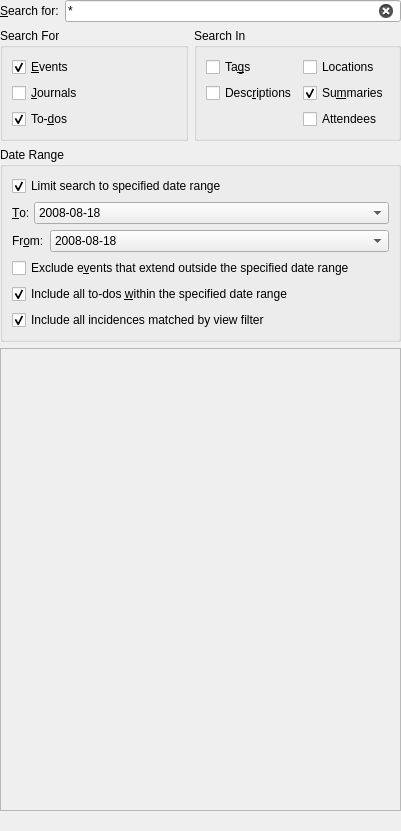
The window that src/ui/searchdialog_base.ui (KDE/korganizer) describes before a commit, drawn with Qt 5.
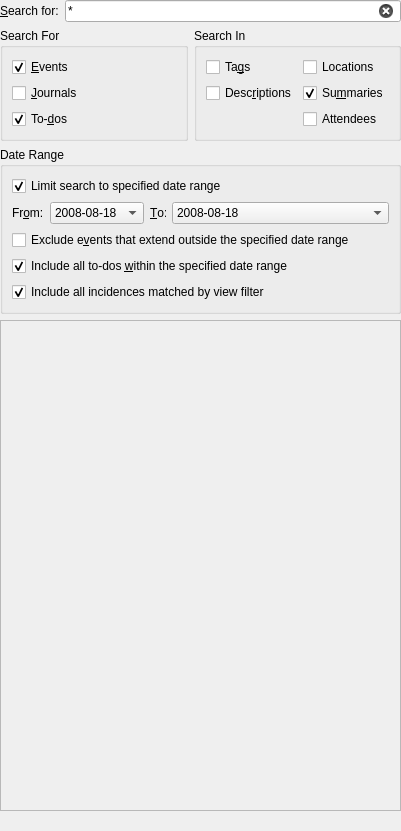
The same window after the commit. Custom widgets are drawn as their Qt base class.

Commit message:
searchdialog_base.ui - fix date-range layout
Fix the date-range layout which I broke in
f70c524086ea7697e3ba3fb0cecfb3a738858854

Patch:
```diff
--- a/src/ui/searchdialog_base.ui
+++ b/src/ui/searchdialog_base.ui
@@ -197,8 +197,8 @@
      <property name="title">
       <string>Date Range</string>
      </property>
-     <layout class="QVBoxLayout" name="verticalLayout_2">
-      <item>
+     <layout class="QFormLayout" name="formLayout">
+      <item row="0" column="0" colspan="2">
        <widget class="QCheckBox" name="dateRangeCheckbox">
         <property name="toolTip">
          <string>When checked, the search will be limited to the specified date range.</string>
@@ -214,45 +214,7 @@
         </property>
        </widget>
       </item>
-      <item>
-       <layout class="QHBoxLayout" name="horizontalLayout_3">
-        <item>
-         <widget class="QLabel" name="endDateLabel">
-          <property name="text">
-           <string>&amp;To:</string>
-          </property>
-          <property name="wordWrap">
-           <bool>false</bool>
-          </property>
-          <property name="buddy">
-           <cstring>endDate</cstring>
-          </property>
-         </widget>
-        </item>
-        <item>
-         <widget class="KDateComboBox" name="endDate">
-          <property name="sizePolicy">
-           <sizepolicy hsizetype="Preferred" vsizetype="Fixed">
-            <horstretch>1</horstretch>
-            <verstretch>0</verstretch>
-           </sizepolicy>
-          </property>
-          <property name="toolTip">
-           <string>The ending date of the period to search.</string>
-          </property>
-          <property name="whatsThis">
-           <string>Search for items in the time period ending at the date given here.</string>
-          </property>
-          <item>
-           <property name="text">
-            <string>2008-08-18</string>
-           </property>
-          </item>
-         </widget>
-        </item>
-       </layout>
-      </item>
-      <item>
+      <item row="1" column="0">
        <layout class="QHBoxLayout" name="horizontalLayout_2">
         <item>
          <widget class="QLabel" name="startDateLabel">
@@ -290,7 +252,45 @@
         </item>
        </layout>
       </item>
-      <item>
+      <item row="1" column="1">
+       <layout class="QHBoxLayout" name="horizontalLayout_3">
+        <item>
+         <widget class="QLabel" name="endDateLabel">
+          <property name="text">
+           <string>&amp;To:</string>
+          </property>
+          <property name="wordWrap">
+           <bool>false</bool>
+          </property>
+          <property name="buddy">
+           <cstring>endDate</cstring>
+          </property>
+         </widget>
+        </item>
+        <item>
+         <widget class="KDateComboBox" name="endDate">
+          <property name="sizePolicy">
+           <sizepolicy hsizetype="Preferred" vsizetype="Fixed">
+            <horstretch>1</horstretch>
+            <verstretch>0</verstretch>
+           </sizepolicy>
+          </property>
+          <property name="toolTip">
+           <string>The ending date of the period to search.</string>
+          </property>
+          <property name="whatsThis">
+           <string>Search for items in the time period ending at the date given here.</string>
+          </property>
+          <item>
+           <property name="text">
+            <string>2008-08-18</string>
+           </property>
+          </item>
+         </widget>
+        </item>
+       </layout>
+      </item>
+      <item row="2" column="0" colspan="2">
        <widget class="QCheckBox" name="inclusiveCheck">
         <property name="toolTip">
          <string>Display events only if their start date and end date are both in the date range specified.</string>
@@ -303,7 +303,7 @@
         </property>
        </widget>
       </item>
-      <item>
+      <item row="3" column="0" colspan="2">
        <widget class="QCheckBox" name="includeUndatedTodos">
         <property name="toolTip">
          <string>Include to-dos that have a start date, due date,  or completion date in the date range specified, or have neither a start date nor an end date.</string>
@@ -319,7 +319,7 @@
         </property>
        </widget>
       </item>
-      <item>
+      <item row="4" column="0" colspan="2">
        <widget class="QCheckBox" name="unfiltered">
         <property name="toolTip">
          <string>Uncheck this box to skip incidences matching the currently selected view filter</string>
```
